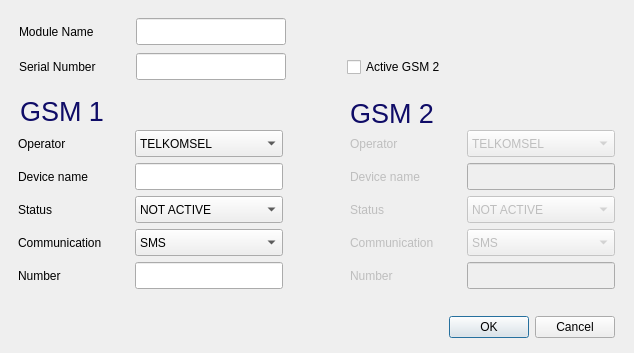
First picture: the form in view/form_addmodule.ui, repository zenaki/RTU, before the edit.
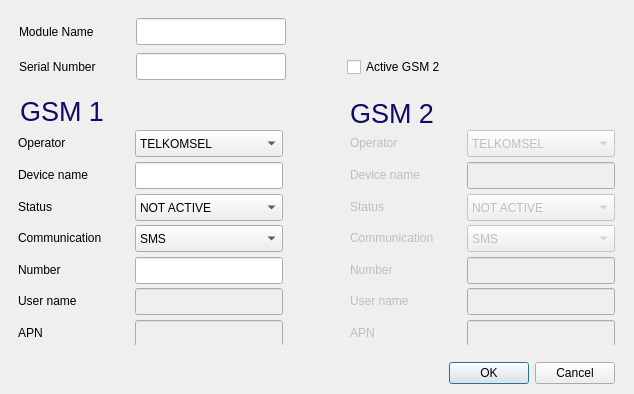
Second picture: the form after the edit.

Diff of the .ui file:
```diff
--- a/view/form_addmodule.ui
+++ b/view/form_addmodule.ui
@@ -7,7 +7,7 @@
     <x>0</x>
     <y>0</y>
     <width>634</width>
-    <height>353</height>
+    <height>394</height>
    </rect>
   </property>
   <property name="windowTitle">
@@ -19,12 +19,12 @@
      <x>350</x>
      <y>130</y>
      <width>265</width>
-     <height>161</height>
+     <height>215</height>
     </rect>
    </property>
    <layout class="QGridLayout" name="gridLayout_2">
-    <item row="0" column="0">
-     <widget class="QLabel" name="label_6">
+    <item row="3" column="0">
+     <widget class="QLabel" name="label_9">
       <property name="enabled">
        <bool>false</bool>
       </property>
@@ -35,7 +35,7 @@
        </size>
       </property>
       <property name="text">
-       <string>Operator</string>
+       <string>Communication</string>
       </property>
      </widget>
     </item>
@@ -83,6 +83,45 @@
       </property>
      </widget>
     </item>
+    <item row="3" column="1">
+     <widget class="QComboBox" name="cb_com_2">
+      <property name="enabled">
+       <bool>false</bool>
+      </property>
+      <property name="minimumSize">
+       <size>
+        <width>141</width>
+        <height>27</height>
+       </size>
+      </property>
+      <item>
+       <property name="text">
+        <string>SMS</string>
+       </property>
+      </item>
+      <item>
+       <property name="text">
+        <string>GPRS</string>
+       </property>
+      </item>
+     </widget>
+    </item>
+    <item row="0" column="0">
+     <widget class="QLabel" name="label_6">
+      <property name="enabled">
+       <bool>false</bool>
+      </property>
+      <property name="minimumSize">
+       <size>
+        <width>111</width>
+        <height>17</height>
+       </size>
+      </property>
+      <property name="text">
+       <string>Operator</string>
+      </property>
+     </widget>
+    </item>
     <item row="1" column="1">
      <widget class="QLineEdit" name="edit_devicename_2">
       <property name="enabled">
@@ -96,22 +135,6 @@
       </property>
      </widget>
     </item>
-    <item row="2" column="0">
-     <widget class="QLabel" name="label_8">
-      <property name="enabled">
-       <bool>false</bool>
-      </property>
-      <property name="minimumSize">
-       <size>
-        <width>111</width>
-        <height>17</height>
-       </size>
-      </property>
-      <property name="text">
-       <string>Status</string>
-      </property>
-     </widget>
-    </item>
     <item row="2" column="1">
      <widget class="QComboBox" name="cb_status_2">
       <property name="enabled">
@@ -135,45 +158,6 @@
       </item>
      </widget>
     </item>
-    <item row="3" column="0">
-     <widget class="QLabel" name="label_9">
-      <property name="enabled">
-       <bool>false</bool>
-      </property>
-      <property name="minimumSize">
-       <size>
-        <width>111</width>
-        <height>17</height>
-       </size>
-      </property>
-      <property name="text">
-       <string>Communication</string>
-      </property>
-     </widget>
-    </item>
-    <item row="3" column="1">
-     <widget class="QComboBox" name="cb_com_2">
-      <property name="enabled">
-       <bool>false</bool>
-      </property>
-      <property name="minimumSize">
-       <size>
-        <width>141</width>
-        <height>27</height>
-       </size>
-      </property>
-      <item>
-       <property name="text">
-        <string>SMS</string>
-       </property>
-      </item>
-      <item>
-       <property name="text">
-        <string>GPRS</string>
-       </property>
-      </item>
-     </widget>
-    </item>
     <item row="4" column="0">
      <widget class="QLabel" name="label_10">
       <property name="enabled">
@@ -203,6 +187,80 @@
       </property>
      </widget>
     </item>
+    <item row="2" column="0">
+     <widget class="QLabel" name="label_8">
+      <property name="enabled">
+       <bool>false</bool>
+      </property>
+      <property name="minimumSize">
+       <size>
+        <width>111</width>
+        <height>17</height>
+       </size>
+      </property>
+      <property name="text">
+       <string>Status</string>
+      </property>
+     </widget>
+    </item>
+    <item row="5" column="0">
+     <widget class="QLabel" name="label_17">
+      <property name="enabled">
+       <bool>false</bool>
+      </property>
+      <property name="minimumSize">
+       <size>
+        <width>111</width>
+        <height>17</height>
+       </size>
+      </property>
+      <property name="text">
+       <string>User name</string>
+      </property>
+     </widget>
+    </item>
+    <item row="5" column="1">
+     <widget class="QLineEdit" name="edit_user_2">
+      <property name="enabled">
+       <bool>false</bool>
+      </property>
+      <property name="minimumSize">
+       <size>
+        <width>141</width>
+        <height>27</height>
+       </size>
+      </property>
+     </widget>
+    </item>
+    <item row="6" column="0">
+     <widget class="QLabel" name="label_18">
+      <property name="enabled">
+       <bool>false</bool>
+      </property>
+      <property name="minimumSize">
+       <size>
+        <width>111</width>
+        <height>17</height>
+       </size>
+      </property>
+      <property name="text">
+       <string>APN</string>
+      </property>
+     </widget>
+    </item>
+    <item row="6" column="1">
+     <widget class="QLineEdit" name="edit_apn_2">
+      <property name="enabled">
+       <bool>false</bool>
+      </property>
+      <property name="minimumSize">
+       <size>
+        <width>141</width>
+        <height>27</height>
+       </size>
+      </property>
+     </widget>
+    </item>
    </layout>
   </widget>
   <widget class="QLabel" name="label_11">
@@ -259,10 +317,36 @@
      <x>18</x>
      <y>130</y>
      <width>265</width>
-     <height>161</height>
+     <height>215</height>
     </rect>
    </property>
    <layout class="QGridLayout" name="gridLayout">
+    <item row="5" column="1">
+     <widget class="QLineEdit" name="edit_user_1">
+      <property name="enabled">
+       <bool>false</bool>
+      </property>
+      <property name="minimumSize">
+       <size>
+        <width>141</width>
+        <height>27</height>
+       </size>
+      </property>
+     </widget>
+    </item>
+    <item row="5" column="0">
+     <widget class="QLabel" name="label_15">
+      <property name="minimumSize">
+       <size>
+        <width>111</width>
+        <height>17</height>
+       </size>
+      </property>
+      <property name="text">
+       <string>User name</string>
+      </property>
+     </widget>
+    </item>
     <item row="0" column="0">
      <widget class="QLabel" name="label">
       <property name="minimumSize">
@@ -413,13 +497,39 @@
       </property>
      </widget>
     </item>
+    <item row="6" column="0">
+     <widget class="QLabel" name="label_16">
+      <property name="minimumSize">
+       <size>
+        <width>111</width>
+        <height>17</height>
+       </size>
+      </property>
+      <property name="text">
+       <string>APN</string>
+      </property>
+     </widget>
+    </item>
+    <item row="6" column="1">
+     <widget class="QLineEdit" name="edit_apn_1">
+      <property name="enabled">
+       <bool>false</bool>
+      </property>
+      <property name="minimumSize">
+       <size>
+        <width>141</width>
+        <height>27</height>
+       </size>
+      </property>
+     </widget>
+    </item>
    </layout>
   </widget>
   <widget class="QDialogButtonBox" name="buttonBox">
    <property name="geometry">
     <rect>
      <x>14</x>
-     <y>314</y>
+     <y>360</y>
      <width>601</width>
      <height>27</height>
     </rect>
```
